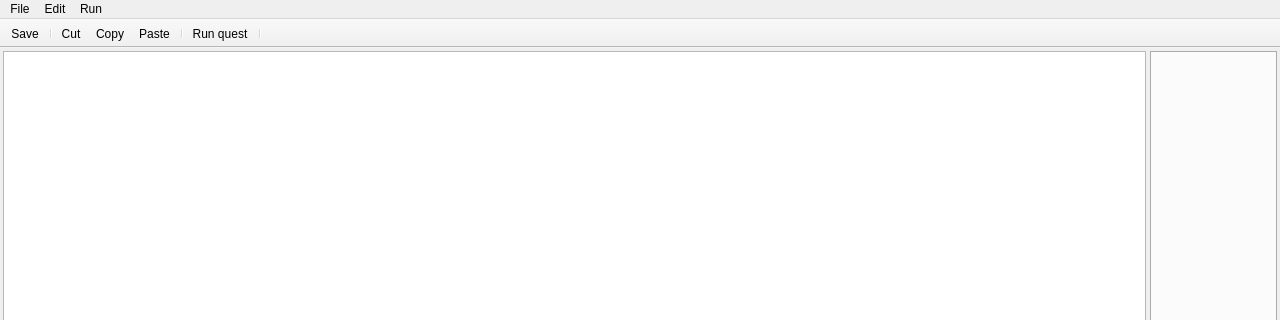
The window that src/gui/main_window.ui (solarus-games/solarus-quest-editor) describes before a commit, drawn with Qt 5; both pictures show x 0 to 1280 and y 0 to 320 of the 1280 by 680 pixel window.
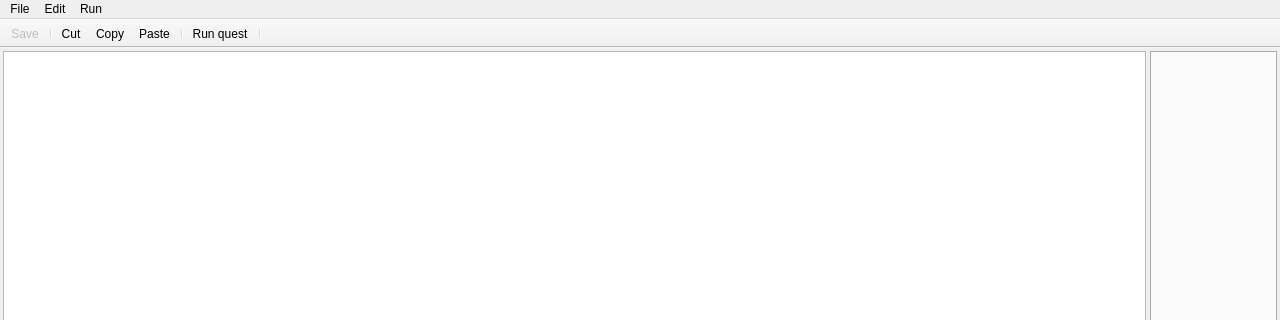
The same window after the commit. Icons and pictures are not drawn. Custom widgets are drawn as their Qt base class.

Commit message: Disable the save action if there is no file open.

What changed in the file:
```diff
--- a/src/gui/main_window.ui
+++ b/src/gui/main_window.ui
@@ -174,6 +174,9 @@
    </property>
   </action>
   <action name="action_save">
+   <property name="enabled">
+    <bool>false</bool>
+   </property>
    <property name="icon">
     <iconset resource="../../resources/images.qrc">
      <normaloff>:/images/icon_save.png</normaloff>:/images/icon_save.png</iconset>
```
The commit also changes 1 other file.
